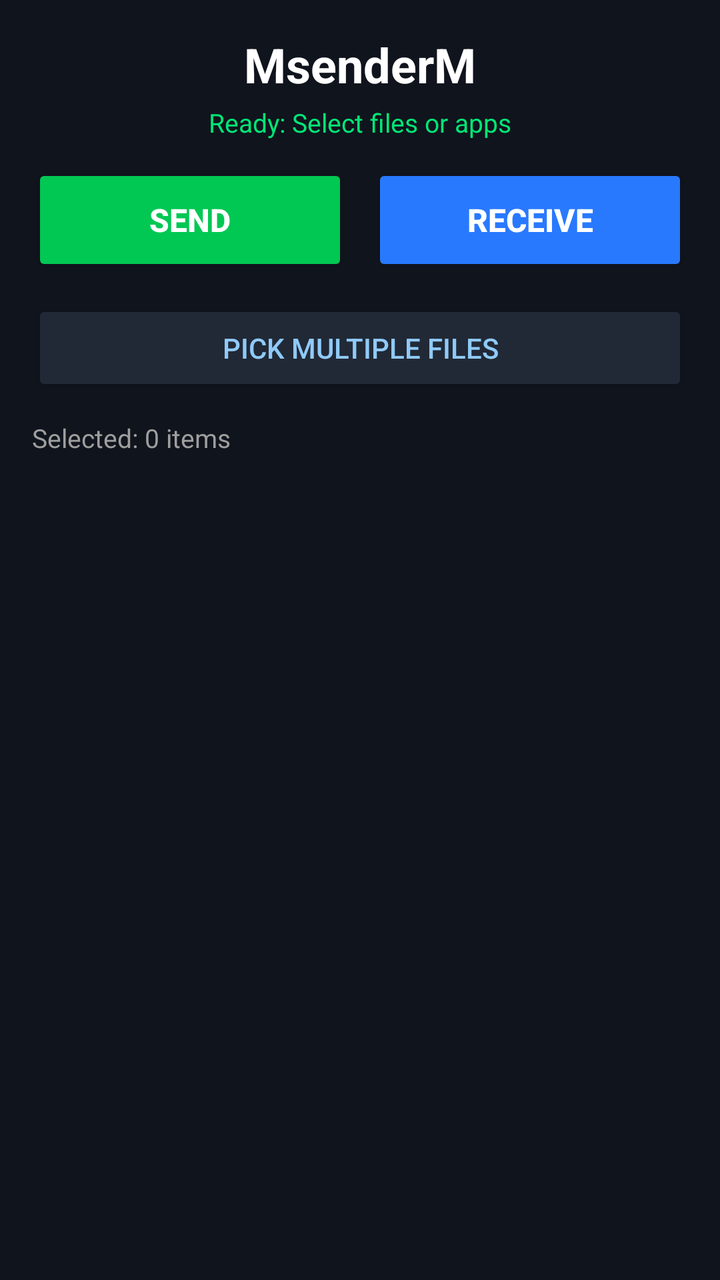
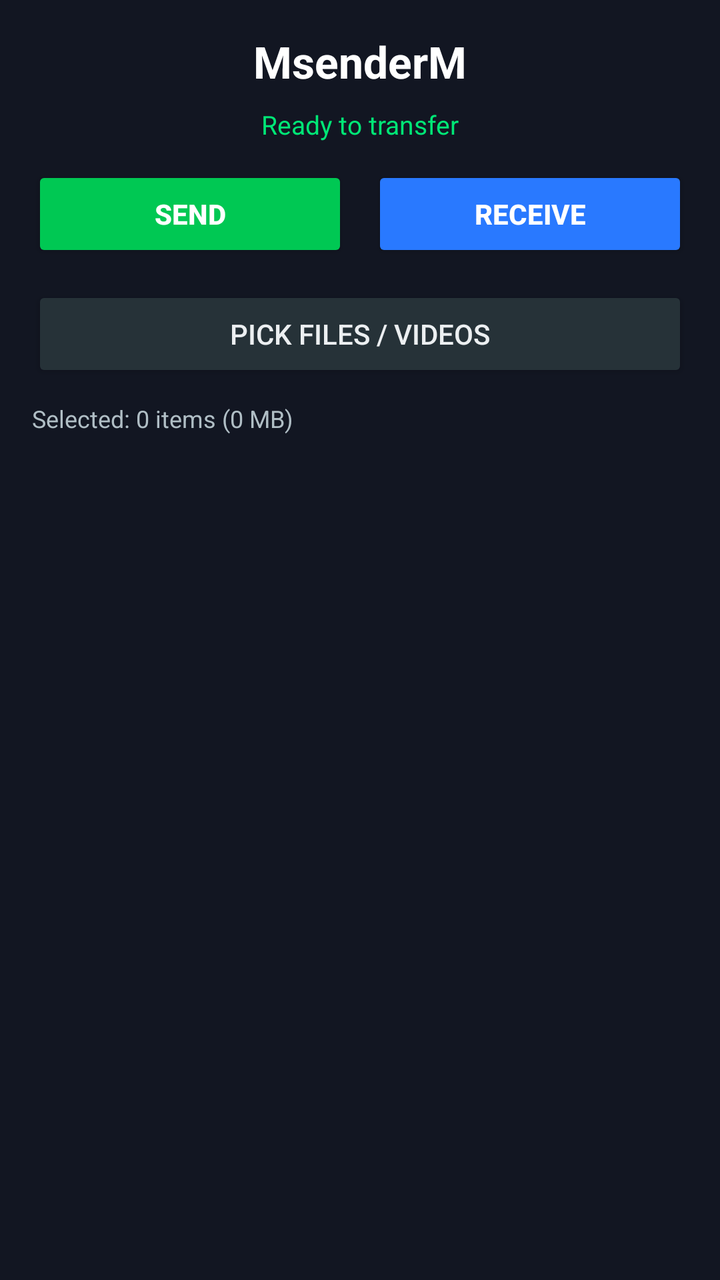

The first picture is an Android layout as it rendered before a commit; the second is the same layout after the commit. The layout source and the unified diff follow.
<!-- AndroidManifest.xml: application theme Theme.AppCompat.Light.NoActionBar -->
<!-- res/layout/activity_main.xml -->
<?xml version="1.0" encoding="utf-8"?>
<LinearLayout xmlns:android="http://schemas.android.com/apk/res/android"
    android:layout_width="match_parent"
    android:layout_height="match_parent"
    android:background="#10141D"
    android:orientation="vertical"
    android:padding="16dp">

    <TextView
        android:layout_width="wrap_content"
        android:layout_height="wrap_content"
        android:layout_gravity="center"
        android:layout_marginBottom="4dp"
        android:text="MsenderM"
        android:textColor="#FFFFFF"
        android:textSize="24sp"
        android:textStyle="bold" />

    <TextView
        android:id="@+id/tvStatus"
        android:layout_width="match_parent"
        android:layout_height="wrap_content"
        android:layout_marginBottom="12dp"
        android:gravity="center"
        android:text="Ready: Select files or apps"
        android:textColor="#00E676"
        android:textSize="13sp" />

    <LinearLayout
        android:layout_width="match_parent"
        android:layout_height="wrap_content"
        android:layout_marginBottom="12dp"
        android:orientation="horizontal"
        android:weightSum="2">

        <Button
            android:id="@+id/btnSend"
            android:layout_width="0dp"
            android:layout_height="56dp"
            android:layout_marginEnd="6dp"
            android:layout_weight="1"
            android:backgroundTint="#00C853"
            android:text="SEND"
            android:textColor="#FFFFFF"
            android:textSize="16sp"
            android:textStyle="bold" />

        <Button
            android:id="@+id/btnReceive"
            android:layout_width="0dp"
            android:layout_height="56dp"
            android:layout_marginStart="6dp"
            android:layout_weight="1"
            android:backgroundTint="#2979FF"
            android:text="RECEIVE"
            android:textColor="#FFFFFF"
            android:textSize="16sp"
            android:textStyle="bold" />
    </LinearLayout>

    <Button
        android:id="@+id/btnPickCustomFile"
        android:layout_width="match_parent"
        android:layout_height="wrap_content"
        android:layout_marginBottom="12dp"
        android:backgroundTint="#212936"
        android:text="PICK MULTIPLE FILES"
        android:textColor="#90CAF9" />

    <LinearLayout
        android:id="@+id/qrContainer"
        android:layout_width="match_parent"
        android:layout_height="wrap_content"
        android:layout_marginBottom="12dp"
        android:background="#1A2230"
        android:gravity="center"
        android:orientation="vertical"
        android:padding="12dp"
        android:visibility="gone">

        <TextView
            android:layout_width="wrap_content"
            android:layout_height="wrap_content"
            android:layout_marginBottom="8dp"
            android:text="Receiver: Scan QR to Connect"
            android:textColor="#FFFFFF"
            android:textSize="14sp" />

        <ImageView
            android:id="@+id/ivQrCode"
            android:layout_width="200dp"
            android:layout_height="200dp"
            android:background="#FFFFFF"
            android:padding="8dp" />
    </LinearLayout>

    <ProgressBar
        android:id="@+id/progressBar"
        style="?android:attr/progressBarStyleHorizontal"
        android:layout_width="match_parent"
        android:layout_height="8dp"
        android:layout_marginBottom="8dp"
        android:progressTint="#00E676"
        android:visibility="gone" />

    <TextView
        android:id="@+id/tvSelectedCount"
        android:layout_width="wrap_content"
        android:layout_height="wrap_content"
        android:layout_marginBottom="6dp"
        android:text="Selected: 0 items"
        android:textColor="#9E9E9E"
        android:textSize="13sp" />

    <ListView
        android:id="@+id/lvApps"
        android:layout_width="match_parent"
        android:layout_height="0dp"
        android:layout_weight="1"
        android:choiceMode="multipleChoice"
        android:divider="#1E2738"
        android:dividerHeight="1dp" />

</LinearLayout>
<!-- resources referenced by this layout -->
<resources>

</resources>

<!-- the commit's change to res/layout/activity_main.xml (unified diff, before → after) -->
@@ -2,89 +2,142 @@
 <LinearLayout xmlns:android="http://schemas.android.com/apk/res/android"
     android:layout_width="match_parent"
     android:layout_height="match_parent"
-    android:background="#10141D"
     android:orientation="vertical"
+    android:background="#121622"
     android:padding="16dp">
 
     <TextView
+        android:id="@+id/tvAppTitle"
         android:layout_width="wrap_content"
         android:layout_height="wrap_content"
-        android:layout_gravity="center"
-        android:layout_marginBottom="4dp"
         android:text="MsenderM"
         android:textColor="#FFFFFF"
-        android:textSize="24sp"
-        android:textStyle="bold" />
+        android:textSize="22sp"
+        android:textStyle="bold"
+        android:layout_gravity="center"
+        android:layout_marginBottom="8dp" />
 
     <TextView
         android:id="@+id/tvStatus"
         android:layout_width="match_parent"
         android:layout_height="wrap_content"
-        android:layout_marginBottom="12dp"
+        android:text="Ready to transfer"
+        android:textColor="#00E676"
+        android:textSize="13sp"
         android:gravity="center"
-        android:text="Ready: Select files or apps"
-        android:textColor="#00E676"
-        android:textSize="13sp" />
+        android:layout_marginBottom="12dp" />
 
     <LinearLayout
         android:layout_width="match_parent"
         android:layout_height="wrap_content"
-        android:layout_marginBottom="12dp"
         android:orientation="horizontal"
-        android:weightSum="2">
+        android:weightSum="2"
+        android:layout_marginBottom="12dp">
 
         <Button
             android:id="@+id/btnSend"
             android:layout_width="0dp"
-            android:layout_height="56dp"
-            android:layout_marginEnd="6dp"
+            android:layout_height="wrap_content"
             android:layout_weight="1"
+            android:text="SEND"
+            android:textStyle="bold"
             android:backgroundTint="#00C853"
-            android:text="SEND"
             android:textColor="#FFFFFF"
-            android:textSize="16sp"
-            android:textStyle="bold" />
+            android:layout_marginEnd="6dp" />
 
         <Button
             android:id="@+id/btnReceive"
             android:layout_width="0dp"
-            android:layout_height="56dp"
-            android:layout_marginStart="6dp"
+            android:layout_height="wrap_content"
             android:layout_weight="1"
+            android:text="RECEIVE"
+            android:textStyle="bold"
             android:backgroundTint="#2979FF"
-            android:text="RECEIVE"
             android:textColor="#FFFFFF"
-            android:textSize="16sp"
-            android:textStyle="bold" />
+            android:layout_marginStart="6dp" />
     </LinearLayout>
 
     <Button
         android:id="@+id/btnPickCustomFile"
         android:layout_width="match_parent"
         android:layout_height="wrap_content"
-        android:layout_marginBottom="12dp"
-        android:backgroundTint="#212936"
-        android:text="PICK MULTIPLE FILES"
-        android:textColor="#90CAF9" />
+        android:text="PICK FILES / VIDEOS"
+        android:backgroundTint="#263238"
+        android:textColor="#ECEFF1"
+        android:layout_marginBottom="10dp" />
 
+    
+    <LinearLayout
+        android:id="@+id/progressContainer"
+        android:layout_width="match_parent"
+        android:layout_height="wrap_content"
+        android:orientation="vertical"
+        android:background="#1C2333"
+        android:padding="12dp"
+        android:visibility="gone"
+        android:layout_marginBottom="10dp">
+
+        <TextView
+            android:id="@+id/tvCurrentTransferFile"
+            android:layout_width="match_parent"
+            android:layout_height="wrap_content"
+            android:text="Sending file..."
+            android:textColor="#FFFFFF"
+            android:textSize="14sp"
+            android:singleLine="true" />
+
+        <ProgressBar
+            android:id="@+id/transferProgressBar"
+            style="@android:style/Widget.ProgressBar.Horizontal"
+            android:layout_width="match_parent"
+            android:layout_height="8dp"
+            android:layout_marginTop="8dp"
+            android:layout_marginBottom="8dp" />
+
+        <LinearLayout
+            android:layout_width="match_parent"
+            android:layout_height="wrap_content"
+            android:orientation="horizontal">
+
+            <TextView
+                android:id="@+id/tvTransferSpeed"
+                android:layout_width="0dp"
+                android:layout_height="wrap_content"
+                android:layout_weight="1"
+                android:text="0.0 MB/s"
+                android:textColor="#90CAF9"
+                android:textSize="12sp" />
+
+            <TextView
+                android:id="@+id/tvTransferPercent"
+                android:layout_width="wrap_content"
+                android:layout_height="wrap_content"
+                android:text="0%"
+                android:textColor="#90CAF9"
+                android:textSize="12sp" />
+        </LinearLayout>
+    </LinearLayout>
+
+    
     <LinearLayout
         android:id="@+id/qrContainer"
         android:layout_width="match_parent"
         android:layout_height="wrap_content"
-        android:layout_marginBottom="12dp"
-        android:background="#1A2230"
+        android:orientation="vertical"
         android:gravity="center"
-        android:orientation="vertical"
+        android:background="#1C2333"
         android:padding="12dp"
-        android:visibility="gone">
+        android:visibility="gone"
+        android:layout_marginBottom="10dp">
 
         <TextView
+            android:id="@+id/tvQrTitle"
             android:layout_width="wrap_content"
             android:layout_height="wrap_content"
-            android:layout_marginBottom="8dp"
             android:text="Receiver: Scan QR to Connect"
             android:textColor="#FFFFFF"
-            android:textSize="14sp" />
+            android:textSize="13sp"
+            android:layout_marginBottom="8dp" />
 
         <ImageView
             android:id="@+id/ivQrCode"
@@ -94,23 +147,14 @@
             android:padding="8dp" />
     </LinearLayout>
 
-    <ProgressBar
-        android:id="@+id/progressBar"
-        style="?android:attr/progressBarStyleHorizontal"
-        android:layout_width="match_parent"
-        android:layout_height="8dp"
-        android:layout_marginBottom="8dp"
-        android:progressTint="#00E676"
-        android:visibility="gone" />
-
     <TextView
         android:id="@+id/tvSelectedCount"
-        android:layout_width="wrap_content"
+        android:layout_width="match_parent"
         android:layout_height="wrap_content"
-        android:layout_marginBottom="6dp"
-        android:text="Selected: 0 items"
-        android:textColor="#9E9E9E"
-        android:textSize="13sp" />
+        android:text="Selected: 0 items (0 MB)"
+        android:textColor="#B0BEC5"
+        android:textSize="12sp"
+        android:layout_marginBottom="6dp" />
 
     <ListView
         android:id="@+id/lvApps"
@@ -118,7 +162,7 @@
         android:layout_height="0dp"
         android:layout_weight="1"
         android:choiceMode="multipleChoice"
-        android:divider="#1E2738"
+        android:divider="#263238"
         android:dividerHeight="1dp" />
 
 </LinearLayout>
